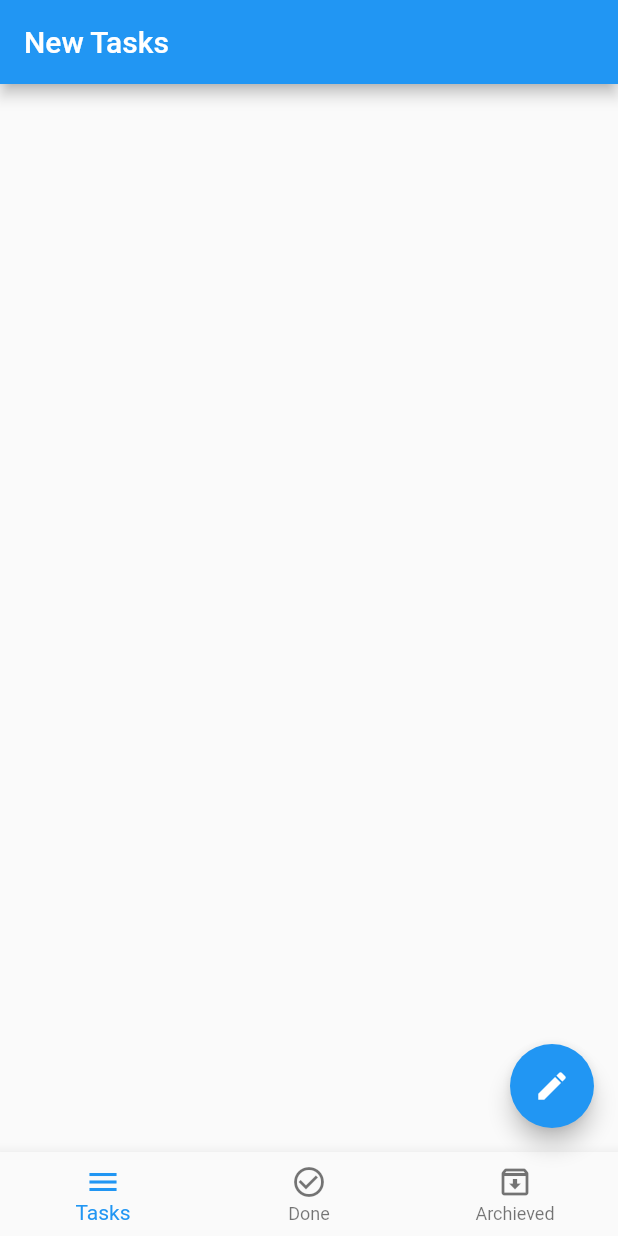
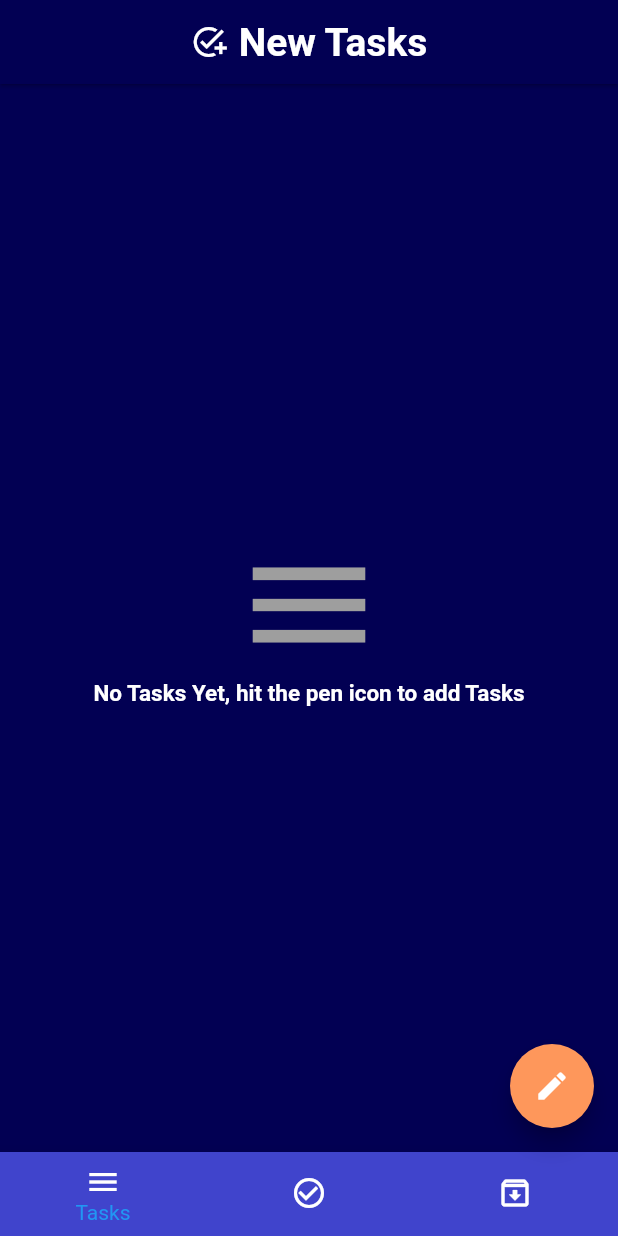
Before and after one commit to ahmedhany1284/To_do_App, a Flutter app: the screen it shows after launch, on a phone screen of 412 x 824 dp. Run offline on Flutter 3.47's test engine with Material 2 defaults, Android fonts, the phone set to English and light mode, and no system bars; our stand-ins replace bloc, conditional_builder_null_safety, flutter_bloc, sqflite; accounts and stored records are empty.

Commit message:
final commit and finishing the logic and design

```diff
--- a/lib/layout/home_layout.dart
+++ b/lib/layout/home_layout.dart
@@ -32,6 +32,7 @@ class Homelayout extends StatelessWidget {
   var datecontroller=TextEditingController();
 
 
+
   @override
   Widget build(BuildContext context) {
     return  BlocProvider(
@@ -46,20 +47,45 @@ class Homelayout extends StatelessWidget {
         {
           AppCubit cubit=AppCubit.get(context);
 
-
-
           return Scaffold(
             key: scaffoldkey,
-            appBar: AppBar(
-              title: Text(cubit.titles[cubit.cur_var]),
+
+            appBar:AppBar(
+              backgroundColor: Color.fromARGB(255, 2, 0 ,83),
+              elevation: 1,
+              title: Row(
+                mainAxisAlignment: MainAxisAlignment.center,
+                children: [
+                  if(cubit.cur_var==0)Icon(Icons.add_task_sharp),
+                  if(cubit.cur_var==1)Icon(Icons.task_alt),
+                  if(cubit.cur_var==2)Icon(Icons.archive),
+                  // Add an icon
+                  SizedBox(width: 8), // Add spacing between the icon and text
+                  Text(
+                    cubit.titles[cubit.cur_var],
+                    style: TextStyle(
+
+                      fontSize: 26,
+                      fontWeight: FontWeight.bold,
+                    ),
+                  ),
+                ],
+              ),
+              centerTitle: true, // Center the title within the AppBar
+
             ),
-            body: ConditionalBuilder(
-              condition:state is! AppGetDataBaseLoadingState,
-              builder: (context)=>cubit.screen[cubit.cur_var],
-              fallback: (context)=>Center(child: CircularProgressIndicator()),
+            body: Container(
+
+              color: Color.fromARGB(255, 2, 0 ,83),
+              child: ConditionalBuilder(
+                condition:state is! AppGetDataBaseLoadingState,
+                builder: (context)=>cubit.screen[cubit.cur_var],
+                fallback: (context)=>Center(child: CircularProgressIndicator()),
+              ),
             ),
 
             floatingActionButton: FloatingActionButton(
+              backgroundColor:  Color.fromARGB(255, 254, 151 ,91),
               onPressed:(){
                 if(cubit.isBottomsheeetShown){
 
@@ -83,6 +109,7 @@ class Homelayout extends StatelessWidget {
                           mainAxisSize: MainAxisSize.min,
                           children: [
                             defaultFormField(
+                              readonly: false,
                               controller: titlecontroller,
                               type: TextInputType.text,
                               validate: (value){
@@ -96,6 +123,7 @@ class Homelayout extends StatelessWidget {
                             ),
                             SizedBox(height: 15.0),
                             defaultFormField(
+                              readonly: true,
                               controller: timecontroller,
                               type: TextInputType.datetime,
                               onTap: (){
@@ -118,6 +146,7 @@ class Homelayout extends StatelessWidget {
 
                             SizedBox(height: 15.0),
                             defaultFormField(
+                              readonly: true,
                               controller: datecontroller,
                               type: TextInputType.datetime,
                               onTap: (){
@@ -162,6 +191,9 @@ class Homelayout extends StatelessWidget {
               ),
             ),
             bottomNavigationBar: BottomNavigationBar(
+              showSelectedLabels: true,
+              showUnselectedLabels: false,
+              backgroundColor:  Color.fromARGB(255, 64, 68 ,204),
               type: BottomNavigationBarType.fixed,
               currentIndex: cubit.cur_var,
               onTap: (index)
@@ -171,20 +203,24 @@ class Homelayout extends StatelessWidget {
               items:
               [
                 BottomNavigationBarItem(
+
                   icon:Icon(
                     Icons.menu,
+                    color: Colors.white,
                   ),
                   label: 'Tasks',
                 ),
                 BottomNavigationBarItem(
                   icon:Icon(
                     Icons.check_circle_outline,
+                    color: Colors.white,
                   ),
                   label: 'Done',
                 ),
                 BottomNavigationBarItem(
                   icon:Icon(
                     Icons.archive_outlined,
+                    color: Colors.white,
                   ),
                   label: 'Archieved',
                 ),
--- a/lib/main.dart
+++ b/lib/main.dart
@@ -16,20 +16,12 @@ class MyApp extends StatelessWidget {
   @override
   Widget build(BuildContext context) {
     return MaterialApp(
-      title: 'Flutter Demo',
+      title: 'To Do App',
       theme: ThemeData(
-        // This is the theme of your application.
-        //
-        // Try running your application with "flutter run". You'll see the
-        // application has a blue toolbar. Then, without quitting the app, try
-        // changing the primarySwatch below to Colors.green and then invoke
-        // "hot reload" (press "r" in the console where you ran "flutter run",
-        // or simply save your changes to "hot reload" in a Flutter IDE).
-        // Notice that the counter didn't reset back to zero; the application
-        // is not restarted.
-        primarySwatch: Colors.blue,
+        scaffoldBackgroundColor: Colors.white,
       ),
       home:  Homelayout(),
+
     );
   }
 }
--- a/lib/modules/archived_tasks/archived_tasks_screen.dart
+++ b/lib/modules/archived_tasks/archived_tasks_screen.dart
@@ -1,3 +1,4 @@
+import 'package:conditional_builder_null_safety/conditional_builder_null_safety.dart';
 import 'package:flutter/material.dart';
 import 'package:flutter_bloc/flutter_bloc.dart';
 import 'package:to_do_list/shared/components/components.dart';
@@ -13,15 +14,7 @@ class Archived_Task_Screen extends StatelessWidget {
       listener: (context,state){},
       builder: (context,state){
         var tasks=AppCubit.get(context).archived_tasks;
-        return ListView.separated(
-          itemBuilder: (context,index)=>buildTaskItem(tasks[index],context),
-          separatorBuilder: (context,index)=>Container(
-            width: double.infinity,
-            height: 1.0,
-            color: Colors.grey[300],
-          ),
-          itemCount: tasks.length,
-        );
+        return taskBuilder(tasks: tasks, text: 'No Archived Tasks ...');
       },
     );
   }
--- a/lib/modules/new_tasks/new_tasks_screen.dart
+++ b/lib/modules/new_tasks/new_tasks_screen.dart
@@ -1,3 +1,4 @@
+import 'package:conditional_builder_null_safety/conditional_builder_null_safety.dart';
 import 'package:flutter/material.dart';
 import 'package:flutter_bloc/flutter_bloc.dart';
 import 'package:to_do_list/shared/components/components.dart';
@@ -16,14 +17,9 @@ class New_Task_Screen extends StatelessWidget
 
         var tasks=AppCubit.get(context).new_tasks;
 
-        return ListView.separated(
-          itemBuilder: (context,index)=>buildTaskItem(tasks[index],context),
-          separatorBuilder: (context,index)=>Container(
-            width: double.infinity,
-            height: 1.0,
-            color: Colors.grey[300],
-          ),
-          itemCount: tasks.length,
+        return  taskBuilder(
+          tasks: tasks,
+          text: 'No Tasks Yet, hit the pen icon to add Tasks',
         );
       },
     );
--- a/lib/shared/components/components.dart
+++ b/lib/shared/components/components.dart
@@ -1,7 +1,9 @@
+import 'package:conditional_builder_null_safety/conditional_builder_null_safety.dart';
 import 'package:flutter/material.dart';
 import 'package:to_do_list/shared/cubit/cubit.dart';
 
 Widget defaultFormField({
+  required bool readonly,
   required TextEditingController controller,
   required TextInputType type,
   Function? onSubmit,
@@ -13,6 +15,7 @@ Widget defaultFormField({
   bool is_clickable=true,
 }) {
   return TextFormField(
+    readOnly: readonly,
     controller: controller,
     keyboardType: type,
     enabled: is_clickable,
@@ -23,32 +26,57 @@ Widget defaultFormField({
     decoration: InputDecoration(
       labelText: label,
       prefixIcon: Icon(icon),
-      border: OutlineInputBorder(),
+      // border: OutlineInputBorder(),
     ),
   );
 }
+bool ok=false;
 
-Widget buildTaskItem(Map model, context)=> Padding(
+
+Widget buildTaskItem(Map model, context) => Dismissible(
+  crossAxisEndOffset: 10,
+  key: Key(model['id'].toString()),
+  child: Padding(
+    padding: const EdgeInsets.all(8.0),
+    child: Container(
+      decoration: BoxDecoration(
+        color:  Color.fromARGB(255, 35, 34 ,95),
+        borderRadius: BorderRadius.circular(10.0),
+        boxShadow: [
+          BoxShadow(
+            color: Colors.grey.withOpacity(0.8),
+            blurRadius: 3.0,
+            spreadRadius: 2.0,
+            offset: Offset(0, 2),
+          ),
+        ],
+      ),
+      child: Padding(
         padding: const EdgeInsets.all(20.0),
         child: Row(
-    children:
-    [
+          children: [
             CircleAvatar(
               radius: 40.0,
+              backgroundColor:Color.fromARGB(255, 244, 65 ,52),
               child: Text(
                 '${model['time']}',
+                style: TextStyle(
+                  color: Colors.white,
+                  fontWeight: FontWeight.bold,
+                  fontSize: 18.0,
                 ),
               ),
-      SizedBox(width: 20.0,),
+            ),
+            SizedBox(width: 20.0),
             Expanded(
               child: Column(
                 mainAxisSize: MainAxisSize.min,
                 crossAxisAlignment: CrossAxisAlignment.start,
-          children:
-          [
+                children: [
                   Text(
                     '${model['title']}',
                     style: TextStyle(
+                      color: Colors.white,
                       fontSize: 20.0,
                       fontWeight: FontWeight.bold,
                     ),
@@ -57,32 +85,86 @@ Widget buildTaskItem(Map model, context)=> Padding(
                     '${model['date']}',
                     style: TextStyle(
                       color: Colors.grey,
+                      fontSize: 16.0,
                     ),
                   ),
                 ],
               ),
             ),
-      SizedBox(width: 20.0,),
+            SizedBox(width: 20.0),
             IconButton(
-          onPressed: (){
+              onPressed: () {
+                if(model['status']=='New'){
                   AppCubit.get(context).updatedata(
                     status: 'Done',
                     id: model['id'],
                   );
+                }else{
+                  AppCubit.get(context).updatedata(
+                      status: 'New',
+                      id: model['id'],
+                  );
+                }
+
               },
-          icon: Icon(Icons.check_box),
-        color:Colors.green ,
+              icon: !(model['status'] == 'New')
+                  ? Icon(Icons.check_box, color: Colors.green)
+                  : Icon(Icons.check_box_outline_blank),
             ),
             IconButton(
-          onPressed: (){
+              onPressed: () {
                 AppCubit.get(context).updatedata(
                   status: 'Archive',
                   id: model['id'],
                 );
               },
-          icon: Icon(Icons.archive),
-        color: Colors.black45,
+              icon: Icon(Icons.archive, color: Colors.black45),
             ),
           ],
         ),
+      ),
+    ),
+  ),
+  onDismissed: (direction) {
+    AppCubit.get(context).deletedata(id: model['id']);
+  },
 );
+
+
+Widget taskBuilder({
+  required List<Map>tasks,
+  required String text,
+})=>ConditionalBuilder(
+  condition: tasks.length>0,
+  builder: (context)=>ListView.separated(
+    itemBuilder: (context,index)=>buildTaskItem(tasks[index],context),
+    separatorBuilder: (context,index)=>Container(
+      width: double.infinity,
+      height: 0,
+      color: Colors.grey[300],
+    ),
+    itemCount: tasks.length,
+  ),
+  fallback: (context)=>Center(
+    child: Column(
+      mainAxisAlignment: MainAxisAlignment.center,
+      children:
+      [
+        Icon(
+          Icons.menu,
+          size: 100.0,
+          color: Colors.grey,
+
+        ),
+        Text(
+          '${text}',
+          style: TextStyle(
+            color: Colors.white,
+            fontWeight: FontWeight.bold,
+            fontSize: 15.0,
+          ),
+        ),
+      ],
+    ),
+  ),
+);
--- a/lib/shared/cubit/states.dart
+++ b/lib/shared/cubit/states.dart
@@ -11,5 +11,6 @@ class AppGetDataBaseLoadingState extends AppStates{}
 
 class AppInsertDataBaseState extends AppStates{}
 class AppUpdateDataBaseState extends AppStates{}
+class AppDeleteDataBaseState extends AppStates{}
 
 class AppChangeBottomSheetStates extends AppStates{}
--- a/pubspec.yaml
+++ b/pubspec.yaml
@@ -41,6 +41,7 @@ dependencies:
   conditional_builder_null_safety: ^0.0.6
   bloc: ^8.1.2
   flutter_bloc: ^8.1.3
+  flutter_colorpicker: ^1.0.3
 
 dev_dependencies:
   flutter_test:
```
Also changed, not shown: lib/modules/done_tasks/done_tasks_screen.dart (+4 -8 lines), lib/shared/cubit/cubit.dart (+13 -0 lines), pubspec.lock. Lines whose indentation alone changed are shown as unchanged.
